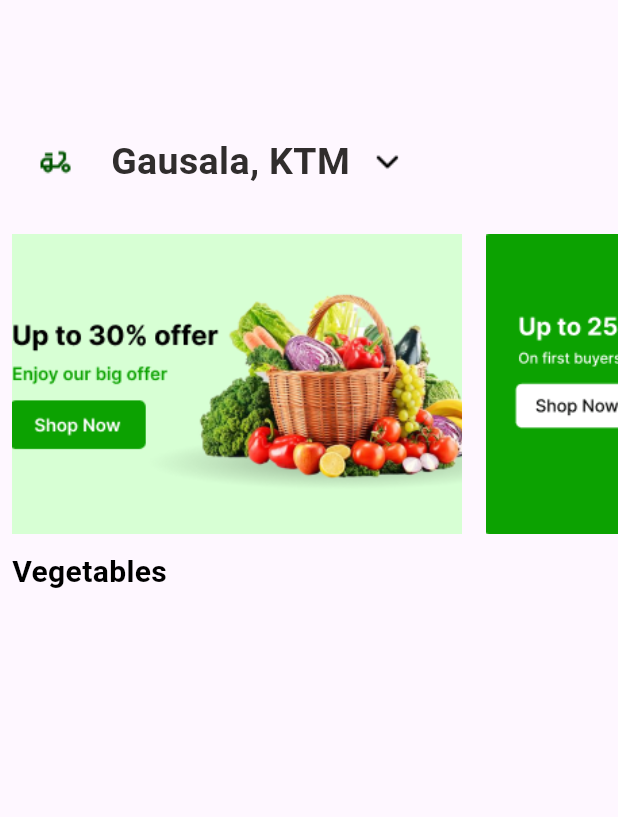
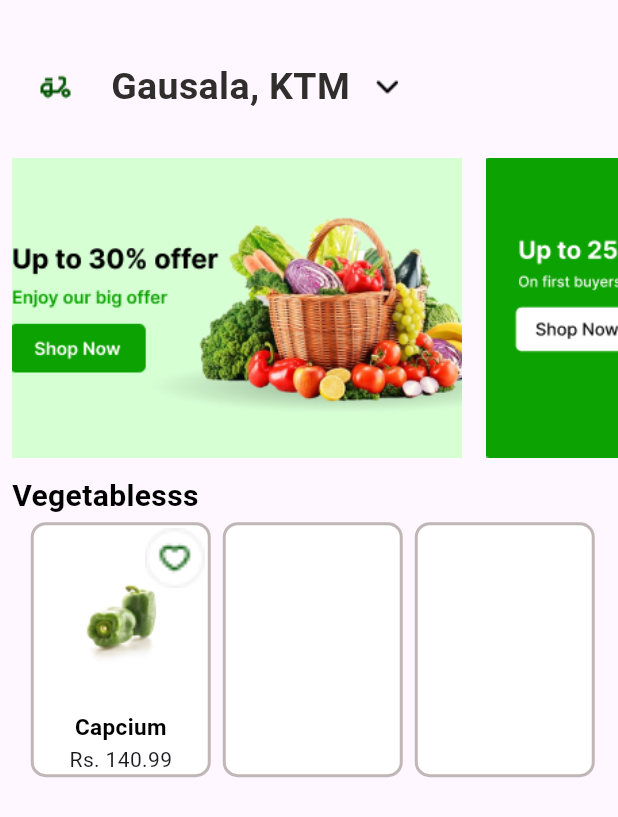
Before and after one commit to TilakBistaChhetri/app-ui, a Flutter app: the HomeScreen screen opened directly, on a phone screen of 412 x 824 dp. Shown: the top 817 px of the screen. Run offline on Flutter 3.47's test engine with Material 3 defaults, Android fonts, the phone set to English and light mode, and no system bars.

Commit message:
first commit

```diff
--- a/lib/Screens/home_screen.dart
+++ b/lib/Screens/home_screen.dart
@@ -1,5 +1,8 @@
 import 'dart:async';
 import 'package:flutter/material.dart';
+import 'package:laligurashapp/Screens/favourite_screen.dart';
+import 'package:laligurashapp/Screens/second_screen.dart';
+import 'package:laligurashapp/Screens/tenth_screen.dart';
 
 class HomeScreen extends StatefulWidget {
   const HomeScreen({super.key});
@@ -15,6 +18,7 @@ class _HomeScreenState extends State<HomeScreen> {
     "assets/slider3.png",
   ];
   ScrollController _scrollController = ScrollController();
+  bool _isClicked = false;
 
   @override
   void initState() {
@@ -47,7 +51,7 @@ class _HomeScreenState extends State<HomeScreen> {
     return Scaffold(
       body: Column(
         children: [
-          SizedBox(height: 70),
+          SizedBox(height:20),
           Row(
             children: [
               Padding(
@@ -65,7 +69,7 @@ class _HomeScreenState extends State<HomeScreen> {
               Image.asset("assets/secondicon.png", width: 50),
             ],
           ),
-          SizedBox(height: 2),
+          SizedBox(height: 1),
           SingleChildScrollView(
             scrollDirection: Axis.horizontal,
             controller: _scrollController,
@@ -90,7 +94,7 @@ class _HomeScreenState extends State<HomeScreen> {
             child: Align(
               alignment: Alignment.centerLeft,
               child: Text(
-                "Vegetables",
+                "Vegetablesss",
                 style: TextStyle(
                   fontSize: 20,
                   color: Colors.black,
@@ -100,6 +104,156 @@ class _HomeScreenState extends State<HomeScreen> {
             ),
           ),
 
+            SingleChildScrollView(
+              scrollDirection: Axis.horizontal,
+              child: Row(
+                mainAxisAlignment: MainAxisAlignment.spaceEvenly,
+              children: [
+                SizedBox(width:5),
+                Padding(
+                  padding: const EdgeInsets.all(3.0),
+                  child: Container(
+                    width:120,
+                    height:170,
+                    decoration: BoxDecoration(
+                      color:Colors.white,
+                      borderRadius:BorderRadius.circular(10),
+                       border: Border.all(
+                            color: const Color.fromARGB(255, 192, 182, 182),
+                       width: 2.0,
+                      ),
+
+                    ),
+
+
+
+
+
+                    child:Stack(
+                      children: [
+
+
+                                   Column(
+                        children: [
+                         SizedBox(height:2),
+                           InkWell(
+          onTap: () {
+            Navigator.push(
+              context,
+              MaterialPageRoute(builder: (context) => TenthScreen()),
+            );
+          },
+          child: Container(
+            width: 200,
+            height: 120,
+            decoration: BoxDecoration(
+              borderRadius: BorderRadius.circular(10),
+            ),
+            child: Image.asset(
+              "assets/capcium.png",
+              width:200,
+              height:120,
+
+            ),
+          ),
+                           ),
+
+
+
+
+                      SizedBox(height:2),
+                      Text("Capcium", style:TextStyle(fontSize:15, color:Colors.black, fontWeight:FontWeight.bold)),
+                      SizedBox(height:1),
+                      Text("Rs. 140.99"),
+
+                        ]
+                      ),
+
+  Positioned(
+      right: 2,
+      top: 2,
+      child: InkWell(
+        onTap: () {
+          setState(() {
+            _isClicked = !_isClicked; // Toggle overlay visibility
+          });
+          Navigator.push(
+            context,
+            MaterialPageRoute(builder: (context) => FavouriteScreen()),
+          );
+        },
+        child: Stack(
+          children: [
+            Image.asset(
+              "assets/love.png",
+              height: 40,
+              width: 40,
+              fit: BoxFit.cover,
+            ),
+            if (_isClicked)
+              Container(
+                height: 40,
+                width: 40,
+                color: const Color.fromARGB(255, 11, 61, 13).withOpacity(0.5), // Semi-transparent overlay
+              ),
+          ],
+        ),
+      ),
+    ),
+
+
+
+
+                      ],
+                    )
+
+
+
+                  ),
+                ),
+
+
+                SizedBox(width:2),
+                Padding(
+                  padding: const EdgeInsets.all(3.0),
+                  child: Container(
+                    width:120,
+                    height:170,
+                    decoration: BoxDecoration(
+                      color:Colors.white,
+                      borderRadius:BorderRadius.circular(10),
+                       border: Border.all(
+                            color: const Color.fromARGB(255, 192, 182, 182),
+                       width: 2.0,
+                      ),
+
+                    ),
+                  ),
+                ),
+
+                SizedBox(width:2),
+                Padding(
+                  padding: const EdgeInsets.all(3.0),
+                  child: Container(
+                    width:120,
+                    height:170,
+                    decoration: BoxDecoration(
+                      color:Colors.white,
+                      borderRadius:BorderRadius.circular(10),
+                       border: Border.all(
+                            color: const Color.fromARGB(255, 192, 182, 182),
+                       width: 2.0,
+                      ),
+
+                    ),
+                  ),
+                )
+
+              ],
+                        ),
+            )
+
+
 
         ],
       ),
```
Also changed, not shown: lib/Screens/favourite_screen.dart (added, +28 -0 lines), lib/Screens/tenth_screen.dart (added, +19 -0 lines), assets/back.png (added), assets/love.png (added).
